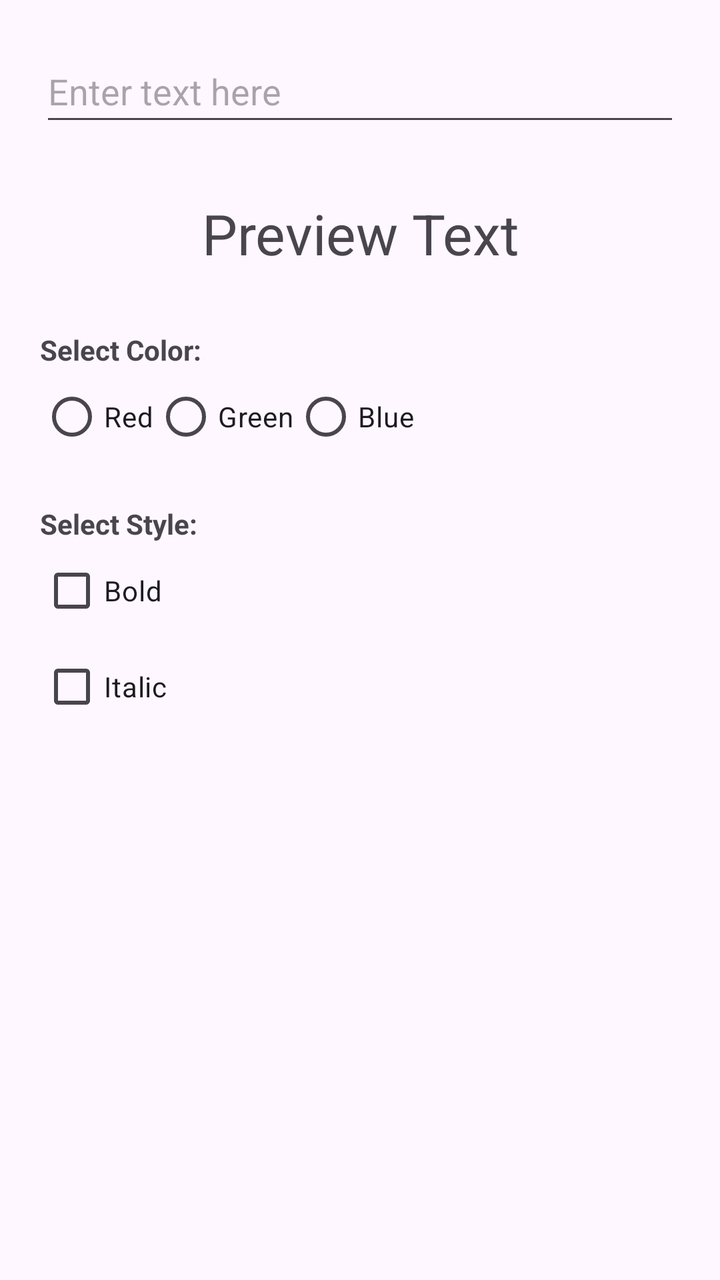
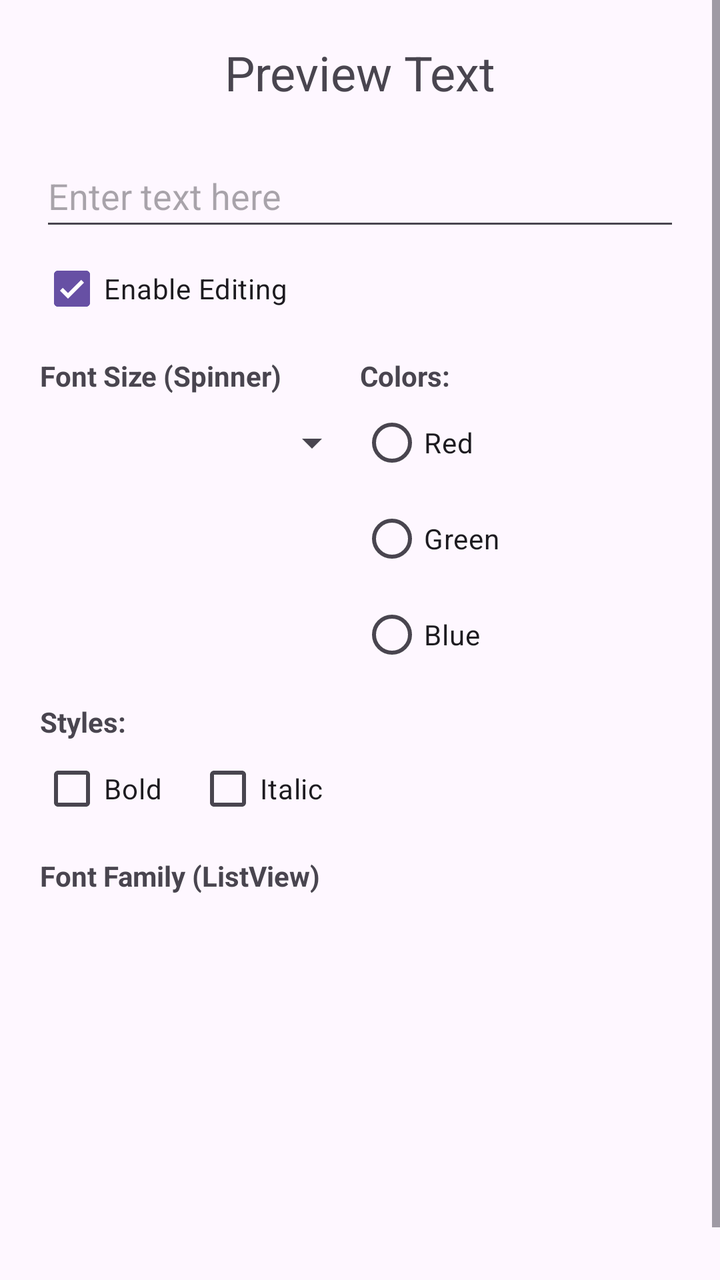

Before-and-after screenshots of an Android layout around one commit, followed by the original layout XML and the change that was made.
<!-- AndroidManifest.xml: application theme Theme.Font_Controller_App -->
<!-- res/layout/activity_main.xml -->
<?xml version="1.0" encoding="utf-8"?>
<LinearLayout xmlns:android="http://schemas.android.com/apk/res/android"
    xmlns:tools="http://schemas.android.com/tools"
    android:id="@+id/main"
    android:layout_width="match_parent"
    android:layout_height="match_parent"
    android:orientation="vertical"
    android:padding="20dp"
    tools:context=".MainActivity">

    <EditText
        android:id="@+id/etInput"
        android:layout_width="match_parent"
        android:layout_height="wrap_content"
        android:hint="@string/hint_enter_text"
        android:importantForAutofill="no"
        android:inputType="text"
        android:minHeight="48dp" />

    <TextView
        android:id="@+id/tvPreview"
        android:layout_width="match_parent"
        android:layout_height="wrap_content"
        android:layout_marginTop="30dp"
        android:gravity="center"
        android:text="@string/preview_text_default"
        android:textSize="28sp" />

    <TextView
        android:layout_width="wrap_content"
        android:layout_height="wrap_content"
        android:layout_marginTop="30dp"
        android:text="@string/label_select_color"
        android:textStyle="bold" />

    <RadioGroup
        android:id="@+id/rgColor"
        android:layout_width="match_parent"
        android:layout_height="wrap_content"
        android:orientation="horizontal">

        <RadioButton
            android:id="@+id/rbRed"
            android:layout_width="wrap_content"
            android:layout_height="wrap_content"
            android:text="@string/color_red" />

        <RadioButton
            android:id="@+id/rbGreen"
            android:layout_width="wrap_content"
            android:layout_height="wrap_content"
            android:text="@string/color_green" />

        <RadioButton
            android:id="@+id/rbBlue"
            android:layout_width="wrap_content"
            android:layout_height="wrap_content"
            android:text="@string/color_blue" />
    </RadioGroup>

    <TextView
        android:layout_width="wrap_content"
        android:layout_height="wrap_content"
        android:layout_marginTop="20dp"
        android:text="@string/label_select_style"
        android:textStyle="bold" />

    <CheckBox
        android:id="@+id/cbBold"
        android:layout_width="wrap_content"
        android:layout_height="wrap_content"
        android:text="@string/style_bold" />

    <CheckBox
        android:id="@+id/cbItalic"
        android:layout_width="wrap_content"
        android:layout_height="wrap_content"
        android:text="@string/style_italic" />

</LinearLayout>
<!-- resources referenced by this layout -->
<resources>
  <string name="color_blue">Blue</string>
  <string name="color_green">Green</string>
  <string name="color_red">Red</string>
  <string name="hint_enter_text">Enter text here</string>
  <string name="label_select_color">Select Color:</string>
  <string name="label_select_style">Select Style:</string>
  <string name="preview_text_default">Preview Text</string>
  <string name="style_bold">Bold</string>
  <string name="style_italic">Italic</string>
  <style name="Theme.Font_Controller_App" parent="Base.Theme.Font_Controller_App" />
  <style name="Base.Theme.Font_Controller_App" parent="Theme.Material3.DayNight.NoActionBar">
          
          
      </style>
</resources>

<!-- the commit's change to res/layout/activity_main.xml (unified diff, before → after) -->
@@ -1,80 +1,142 @@
 <?xml version="1.0" encoding="utf-8"?>
-<LinearLayout xmlns:android="http://schemas.android.com/apk/res/android"
+<ScrollView xmlns:android="http://schemas.android.com/apk/res/android"
     xmlns:tools="http://schemas.android.com/tools"
-    android:id="@+id/main"
     android:layout_width="match_parent"
     android:layout_height="match_parent"
-    android:orientation="vertical"
-    android:padding="20dp"
     tools:context=".MainActivity">
 
-    <EditText
-        android:id="@+id/etInput"
+    <LinearLayout
+        android:id="@+id/main"
         android:layout_width="match_parent"
         android:layout_height="wrap_content"
-        android:hint="@string/hint_enter_text"
-        android:importantForAutofill="no"
-        android:inputType="text"
-        android:minHeight="48dp" />
+        android:orientation="vertical"
+        android:padding="20dp">
 
-    <TextView
-        android:id="@+id/tvPreview"
-        android:layout_width="match_parent"
-        android:layout_height="wrap_content"
-        android:layout_marginTop="30dp"
-        android:gravity="center"
-        android:text="@string/preview_text_default"
-        android:textSize="28sp" />
+        
+        <TextView
+            android:id="@+id/tvPreview"
+            android:layout_width="match_parent"
+            android:layout_height="wrap_content"
+            android:layout_marginBottom="20dp"
+            android:gravity="center"
+            android:text="@string/preview_text_default"
+            android:textSize="24sp" />
 
-    <TextView
-        android:layout_width="wrap_content"
-        android:layout_height="wrap_content"
-        android:layout_marginTop="30dp"
-        android:text="@string/label_select_color"
-        android:textStyle="bold" />
+        
+        <EditText
+            android:id="@+id/etInput"
+            android:layout_width="match_parent"
+            android:layout_height="wrap_content"
+            android:hint="@string/hint_enter_text"
+            android:importantForAutofill="no"
+            android:inputType="text"
+            android:minHeight="48dp" />
 
-    <RadioGroup
-        android:id="@+id/rgColor"
-        android:layout_width="match_parent"
-        android:layout_height="wrap_content"
-        android:orientation="horizontal">
-
-        <RadioButton
-            android:id="@+id/rbRed"
+        
+        <CheckBox
+            android:id="@+id/cbEnableEdit"
             android:layout_width="wrap_content"
             android:layout_height="wrap_content"
-            android:text="@string/color_red" />
+            android:checked="true"
+            android:text="@string/option_enable_edit" />
 
-        <RadioButton
-            android:id="@+id/rbGreen"
+        <LinearLayout
+            android:layout_width="match_parent"
+            android:layout_height="wrap_content"
+            android:layout_marginTop="10dp"
+            android:baselineAligned="false"
+            android:orientation="horizontal">
+
+            
+            <LinearLayout
+                android:layout_width="0dp"
+                android:layout_height="wrap_content"
+                android:layout_weight="1"
+                android:orientation="vertical">
+                <TextView
+                    android:layout_width="wrap_content"
+                    android:layout_height="wrap_content"
+                    android:text="Font Size (Spinner)"
+                    android:textStyle="bold" />
+                <Spinner
+                    android:id="@+id/spinnerFontSize"
+                    android:layout_width="match_parent"
+                    android:layout_height="48dp" />
+            </LinearLayout>
+
+            
+            <LinearLayout
+                android:layout_width="0dp"
+                android:layout_height="wrap_content"
+                android:layout_weight="1"
+                android:orientation="vertical">
+                <TextView
+                    android:layout_width="wrap_content"
+                    android:layout_height="wrap_content"
+                    android:text="@string/label_colors"
+                    android:textStyle="bold" />
+                <RadioGroup
+                    android:id="@+id/rgColor"
+                    android:layout_width="wrap_content"
+                    android:layout_height="wrap_content">
+                    <RadioButton
+                        android:id="@+id/rbRed"
+                        android:layout_width="wrap_content"
+                        android:layout_height="wrap_content"
+                        android:text="@string/color_red" />
+                    <RadioButton
+                        android:id="@+id/rbGreen"
+                        android:layout_width="wrap_content"
+                        android:layout_height="wrap_content"
+                        android:text="@string/color_green" />
+                    <RadioButton
+                        android:id="@+id/rbBlue"
+                        android:layout_width="wrap_content"
+                        android:layout_height="wrap_content"
+                        android:text="@string/color_blue" />
+                </RadioGroup>
+            </LinearLayout>
+        </LinearLayout>
+
+        
+        <TextView
             android:layout_width="wrap_content"
             android:layout_height="wrap_content"
-            android:text="@string/color_green" />
+            android:layout_marginTop="10dp"
+            android:text="@string/label_styles"
+            android:textStyle="bold" />
 
-        <RadioButton
-            android:id="@+id/rbBlue"
+        
+        <LinearLayout
+            android:layout_width="match_parent"
+            android:layout_height="wrap_content"
+            android:orientation="horizontal">
+
+            <CheckBox
+                android:id="@+id/cbBold"
+                android:layout_width="78dp"
+                android:layout_height="wrap_content"
+                android:text="@string/style_bold" />
+
+            <CheckBox
+                android:id="@+id/cbItalic"
+                android:layout_width="76dp"
+                android:layout_height="wrap_content"
+                android:text="@string/style_italic" />
+        </LinearLayout>
+
+        <TextView
             android:layout_width="wrap_content"
             android:layout_height="wrap_content"
-            android:text="@string/color_blue" />
-    </RadioGroup>
+            android:layout_marginTop="10dp"
+            android:text="Font Family (ListView)"
+            android:textStyle="bold" />
+        <ListView
+            android:id="@+id/lvFontFamily"
+            android:layout_width="match_parent"
+            android:layout_height="200dp"
+            android:divider="#CCCCCC"
+            android:dividerHeight="1dp" />
 
-    <TextView
-        android:layout_width="wrap_content"
-        android:layout_height="wrap_content"
-        android:layout_marginTop="20dp"
-        android:text="@string/label_select_style"
-        android:textStyle="bold" />
-
-    <CheckBox
-        android:id="@+id/cbBold"
-        android:layout_width="wrap_content"
-        android:layout_height="wrap_content"
-        android:text="@string/style_bold" />
-
-    <CheckBox
-        android:id="@+id/cbItalic"
-        android:layout_width="wrap_content"
-        android:layout_height="wrap_content"
-        android:text="@string/style_italic" />
-
-</LinearLayout>
+    </LinearLayout>
+</ScrollView>
<!-- resource entries referenced after the edit -->
@@ -4,8 +4,9 @@
   <string name="color_green">Green</string>
   <string name="color_red">Red</string>
   <string name="hint_enter_text">Enter text here</string>
-  <string name="label_select_color">Select Color:</string>
-  <string name="label_select_style">Select Style:</string>
+  <string name="label_colors">Colors:</string>
+  <string name="label_styles">Styles:</string>
+  <string name="option_enable_edit">Enable Editing</string>
   <string name="preview_text_default">Preview Text</string>
   <string name="style_bold">Bold</string>
   <string name="style_italic">Italic</string>
